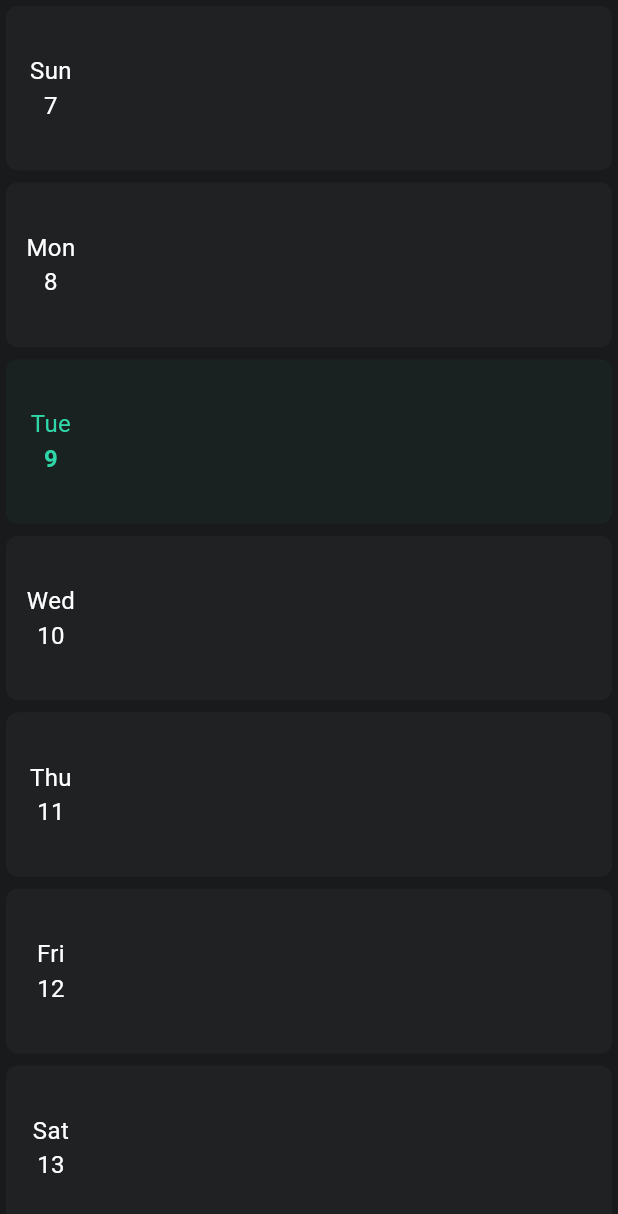
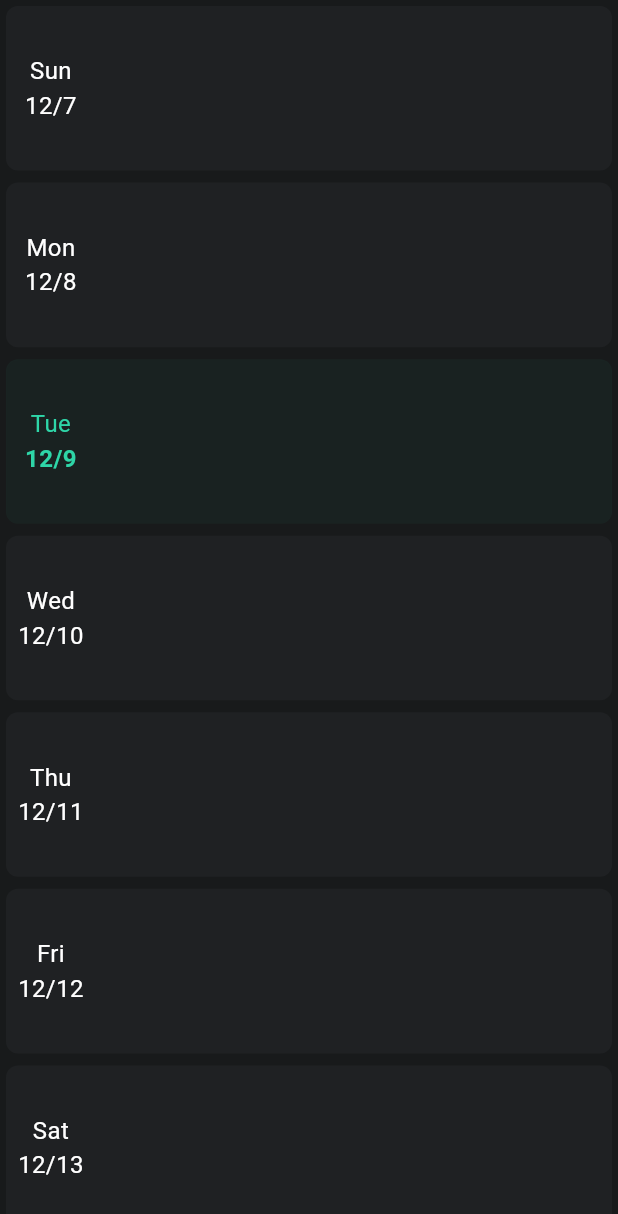
Before and after one commit to trieu-dev/watch-my-cash-flow, a Flutter app: the WeekPager widget shown alone on an empty page, opened directly, on a phone screen of 412 x 824 dp. Shown: the top 1214 px of the screen. Run offline on Flutter 3.47's test engine with Material 3 defaults, Android fonts, the phone set to English and light mode, and no system bars; our stand-ins replace flutter_dotenv, get, shared_preferences, supabase_flutter; missing offline and left inert: country_flags; accounts and stored records are empty.

Commit message:
Update week page view

```diff
--- a/watch_my_cash_flow/lib/app/services/date_service.dart
+++ b/watch_my_cash_flow/lib/app/services/date_service.dart
@@ -33,4 +33,16 @@ class DateService {
     final locale = Get.locale?.toString() ?? 'en_US';
     return DateFormat.yM(locale).format(date);
   }
+
+  /// 1, 2, ..., 31
+  String dayOfMonthShort(DateTime date) {
+    final locale = Get.locale?.toString() ?? 'en_US';
+    return DateFormat.d(locale).format(date);
+  }
+
+  /// 1/1, 2/2, ..., 31/12
+  String dayAndMonthShort(DateTime date) {
+    final locale = Get.locale?.toString() ?? 'en_US';
+    return DateFormat.Md(locale).format(date);
+  }
 }
--- a/watch_my_cash_flow/lib/calendar/calendar_controller.dart
+++ b/watch_my_cash_flow/lib/calendar/calendar_controller.dart
@@ -42,7 +42,7 @@ class CalendarController extends GetxController {
 
   void handleMonthPageViewChanged(int pageIndex) {
     final diff = pageIndex - centerMonthPage;
-    updateSelectedDate(addMonths(DateTime.now(), diff).dateOnly);
+    updateSelectedDate(addMonths(anchoredDate, diff).dateOnly);
   }
 
   void handleWeekPageViewChanged(int pageIndex) {
@@ -50,7 +50,7 @@ class CalendarController extends GetxController {
     final weekDate = anchoredDate.add(Duration(days: diff * 7));
     final days = getWeekDays(weekDate);
 
-    final isNewMonth = days.every((o) => o.month != anchoredDate.month);
+    final isNewMonth = days.every((o) => o.month != currentDate.month);
     if (isNewMonth) {
       final newDay = addMonths(anchoredDate, days[0].month - anchoredDate.month).dateOnly;
       print('Calendar controller ::: $newDay >>>');
@@ -74,7 +74,7 @@ class CalendarController extends GetxController {
     ever(viewMode, (mode) {
       print('Calendar view mode changed: $mode');
       _anchoredDate.value = currentDate;
-      _anchoredDate.value = currentDate;
+      // _anchoredDate.value = currentDate;
     });
   }
 
--- a/watch_my_cash_flow/lib/calendar/date_utils.dart
+++ b/watch_my_cash_flow/lib/calendar/date_utils.dart
@@ -38,6 +38,10 @@ List<DateTime> getMonthDays(DateTime date) {
 }
 
 List<DateTime> getWeekDays(DateTime date) {
-  final sunday = date.subtract(Duration(days: date.weekday));
+  // DateTime.weekday: Monday=1 ... Sunday=7
+  int daysFromSunday = date.weekday % 7;
+  DateTime sunday = date.subtract(Duration(days: daysFromSunday));
+
+  // Return all 7 days starting from Sunday
   return List.generate(7, (i) => sunday.add(Duration(days: i)));
 }
--- a/watch_my_cash_flow/lib/calendar/week_view.dart
+++ b/watch_my_cash_flow/lib/calendar/week_view.dart
@@ -13,31 +13,24 @@ class WeekPager extends GetView<CalendarController> {
       controller: controller.weekPageCtrl,
       onPageChanged: controller.handleWeekPageViewChanged,
       itemBuilder: (_, pageIndex) {
-        print('Building week page index: ${controller.anchoredDate} :: $pageIndex >>> ${controller.centerWeekPage}');
         final diff = pageIndex - controller.centerWeekPage;
-        final weekDate =
-          controller.anchoredDate.add(Duration(days: diff * 7));
-          // diff < 0
-          // ? controller.selectedDate.value.subtract(Duration(days: diff.abs() * 7))
-          // : controller.selectedDate.value.add(Duration(days: diff * 7));
-
+        final weekDate = controller.anchoredDate.add(Duration(days: diff * 7));
         return WeekView(
           weekDate: weekDate,
           selectedDate: controller.anchoredDate,
           onSelect: (d) { },
-          // onSelect: (d) => controller.selectedDate.value = d.dateOnly,
         );
       },
     );
   }
 }
 
-class WeekView extends StatelessWidget {
+class WeekView extends GetView<CalendarController> {
   final DateTime weekDate;
   final DateTime selectedDate;
   final Function(DateTime) onSelect;
 
-  const WeekView({
+  const WeekView({super.key,
     required this.weekDate,
     required this.selectedDate,
     required this.onSelect,
@@ -46,16 +39,11 @@ class WeekView extends StatelessWidget {
   @override
   Widget build(BuildContext context) {
     final days = getWeekDays(weekDate);
-    final theme = Theme.of(context);
-    final isDark = theme.brightness == Brightness.dark;
 
     return Column(
       children: days.map((d) {
         final isToday = d.dateOnly == DateTime.now().dateOnly;
-        final isSelected = d.dateOnly == selectedDate.dateOnly;
         final dayInMonthColor = Theme.of(context).colorScheme.onSurface;
-        final dayNotInMonthColor = Theme.of(context).colorScheme.surfaceContainerHighest;
-        final isCurrentMonth = d.month == DateTime.now().month;
 
         return Expanded(
           child: GestureDetector(
@@ -64,15 +52,6 @@ class WeekView extends StatelessWidget {
               duration: Duration(milliseconds: 180),
               margin: EdgeInsets.all(4),
               alignment: Alignment.center,
-              // decoration: BoxDecoration(
-              //   color: isSelected
-              //       ? (isDark ? Colors.blueAccent : Colors.blue)
-              //       : isToday
-              //           ? (isDark ? Colors.blueGrey : Colors.blue.shade100)
-              //           : Colors.transparent,
-              //   shape: BoxShape.circle,
-              // ),
-              // height: 58,
               child: Card(
                   shape: RoundedRectangleBorder(borderRadius: BorderRadius.circular(8)),
                   color: isToday
@@ -90,15 +69,17 @@ class WeekView extends StatelessWidget {
                               textAlign: TextAlign.center,
                               style: TextStyle(fontSize: 16, color: isToday ? Get.theme.colorScheme.primary : dayInMonthColor)
                             ),
-                            Text(
-                              "${d.day}",
+                            Obx(() {
+                              return Text(
+                                d.month == controller.currentDate.month ? dateService.dayOfMonthShort(d) : dateService.dayAndMonthShort(d),
                                 textAlign: TextAlign.center,
                                 style: TextStyle(
                                   color: isToday ? Get.theme.colorScheme.primary : dayInMonthColor,
                                   fontWeight: isToday ? FontWeight.bold : FontWeight.normal,
                                   fontSize: 16
                                 ),
-                            ),
+                              );
+                            })
                           ],
                         ),
                       ),
```
Also changed, not shown: watch_my_cash_flow/lib/calendar/month_view.dart (+7 -68 lines). Lines whose indentation alone changed are shown as unchanged.
